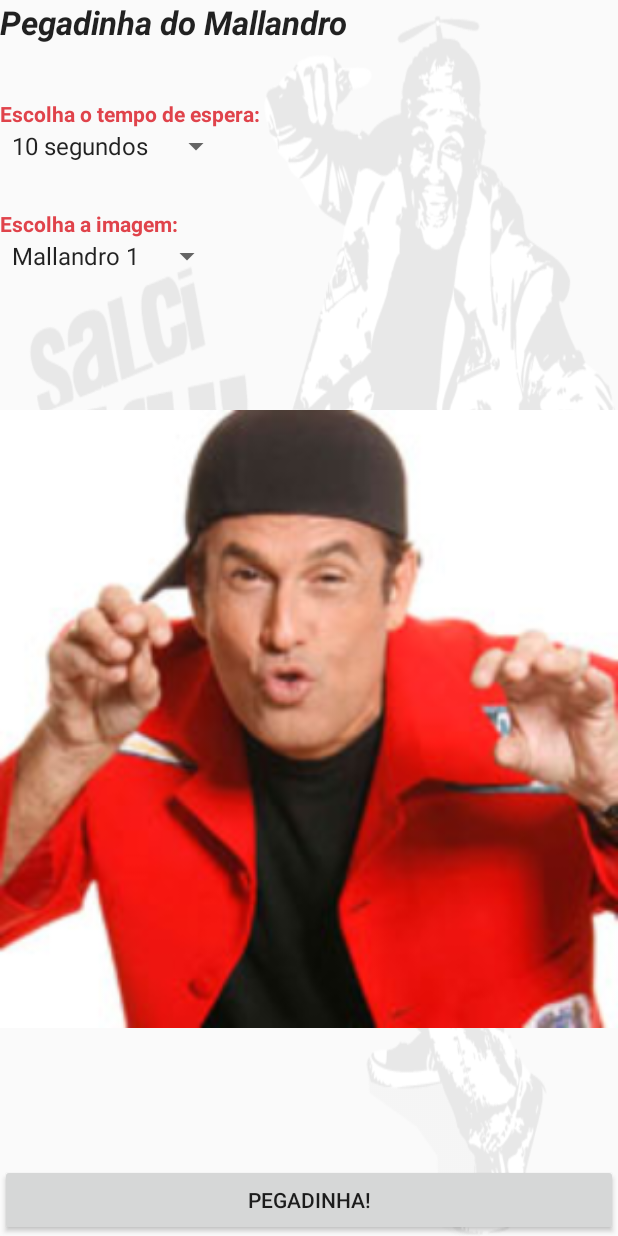
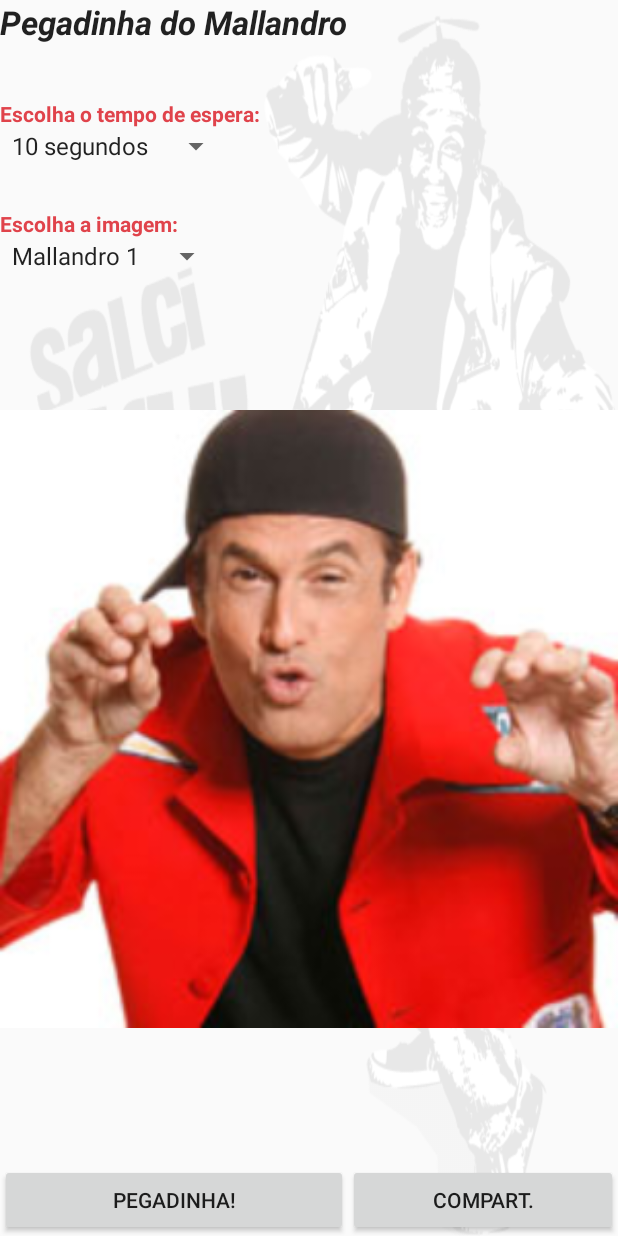
Before and after one commit to ckilee/malandro, an Android app: the screen it shows after launch (MainActivity), on a phone screen of 412 x 824 dp. Run offline under Robolectric (Android 15) with nearby library versions, the phone set to English and light mode, and no system bars; our stand-ins replace AdMob.

Commit message:
Adding share button
Signed-off-by: Carlos Eduardo Ki Lee <ckilee@gmail.com>

```diff
--- a/MallandroApk/app/src/main/java/dev/br/mallandro/MainActivity.java
+++ b/MallandroApk/app/src/main/java/dev/br/mallandro/MainActivity.java
@@ -30,12 +30,12 @@
     private ImageView imageView;
     private Spinner timeSpinner;
     private Button scareButton;
+    private Button shareButton;
     private int currentTime;
     public static final String TIME_EXTRA = "TimeExtra";
     public static final String IMAGE_EXTRA = "ImageExtra";
     public static final String SOUND_EXTRA = "SoundExtra";
     private int currentImageID = 0;
-    private int currentSoundID = 0;
     private InterstitialAd mInterstitialAd;
     private static MainActivity Instance;
 
@@ -65,6 +65,8 @@
         imageView = (ImageView)findViewById(R.id.imageView);
 
         scareButton = (Button)findViewById(R.id.button_scare);
+
+        shareButton = (Button)findViewById(R.id.share_button);
 
         timeSpinner = (Spinner)findViewById(R.id.spinner_time);
         ArrayAdapter adapterTime = ArrayAdapter.createFromResource(this, R.array.time_arrays, android.R.layout.simple_spinner_item);
@@ -129,13 +131,28 @@
         timeSpinner.setOnItemSelectedListener(new TimeOnItemSelectedListener());
 
         //Scare Button
-        View.OnClickListener listener = new View.OnClickListener() {
+        View.OnClickListener scareListener = new View.OnClickListener() {
             @Override
             public void onClick(View v){
                 doScare();
             }
         };
-        scareButton.setOnClickListener(listener);
+        scareButton.setOnClickListener(scareListener);
+
+        //Share Button
+        View.OnClickListener shareListener = new View.OnClickListener() {
+            @Override
+            public void onClick(View v){
+                String message = "Pegadinha do Mallandro - https://play.google.com/store/apps/details?id=dev.br.mallandro";
+                Intent share = new Intent(Intent.ACTION_SEND);
+                share.setType("text/plain");
+                share.putExtra(Intent.EXTRA_TEXT, message);
+
+                startActivity(Intent.createChooser(share, "Pegadinha do Mallandro"));
+
+            }
+        };
+        shareButton.setOnClickListener(shareListener);
 
     }
 
--- a/MallandroApk/app/src/main/res/layout/activity_main.xml
+++ b/MallandroApk/app/src/main/res/layout/activity_main.xml
@@ -60,8 +60,8 @@
         android:layout_above="@+id/adView"
         android:layout_alignParentLeft="true"
         android:layout_alignParentStart="true"
-        android:layout_alignParentRight="true"
-        android:layout_alignParentEnd="true" />
+        android:layout_alignRight="@+id/Title"
+        android:layout_alignEnd="@+id/Title" />
 
     <Spinner
         android:layout_width="wrap_content"
@@ -133,4 +133,14 @@
         android:layout_alignParentLeft="true"
         android:layout_alignParentStart="true"
         android:textStyle="bold|italic" />
+
+    <Button
+        android:layout_width="wrap_content"
+        android:layout_height="wrap_content"
+        android:text="@string/share"
+        android:id="@+id/share_button"
+        android:layout_alignTop="@+id/button_scare"
+        android:layout_toRightOf="@+id/button_scare"
+        android:layout_alignParentRight="true"
+        android:layout_alignParentEnd="true" />
 </RelativeLayout>
--- a/MallandroApk/app/src/main/res/values/strings.xml
+++ b/MallandroApk/app/src/main/res/values/strings.xml
@@ -7,6 +7,7 @@
     <string name="choose_audio">Escolha o audio:</string>
     <string name="choose_time">Escolha o tempo de espera:</string>
     <string name="start_scare">Pegadinha!</string>
+    <string name="share">Compart.</string>
 
 
     <string-array name="time_arrays" >
```
